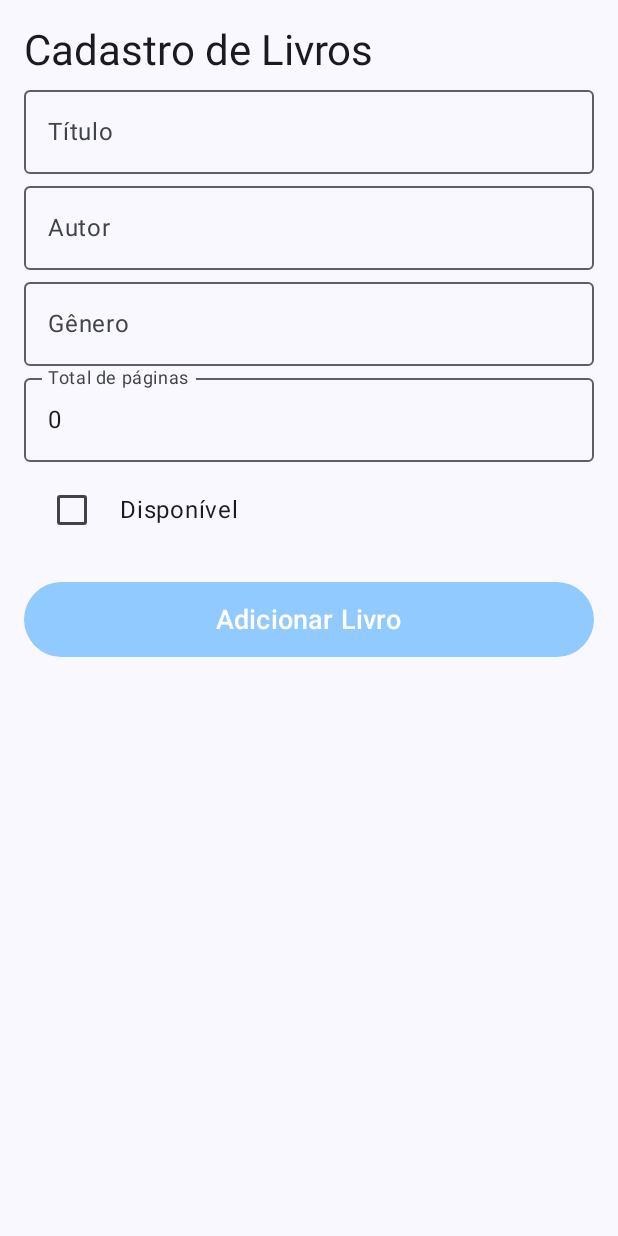
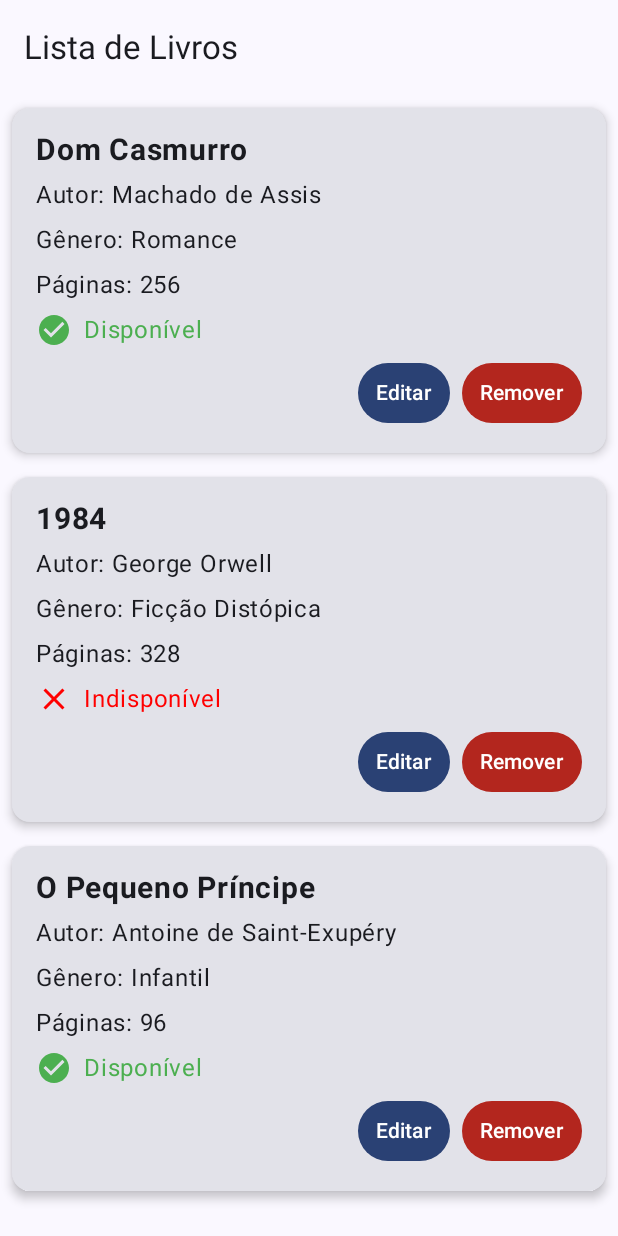
Before and after one commit to Yelcde/BookBack, an Android app built with Jetpack Compose: the screen it shows after launch (MainActivity), on a phone screen of 412 x 824 dp. Run offline under Robolectric (Android 15) with nearby library versions, the phone set to English and light mode, and no system bars.

Commit message:
Adicionando tela de listagem de livros

```diff
--- /dev/null
+++ b/app/src/main/java/br/edu/ifpb/pdm/booback/DB.kt
@@ -0,0 +1,69 @@
+package br.edu.ifpb.pdm.booback
+
+import br.edu.ifpb.pdm.booback.models.Book
+import java.util.UUID
+
+class DB private constructor() {
+    companion object {
+        private val books = mutableListOf<Book>()
+
+        init {
+            books.add(
+                Book(
+                    id = UUID.randomUUID(),
+                    title = "Dom Casmurro",
+                    author = "Machado de Assis",
+                    gender = "Romance",
+                    pages = 256,
+                    isAvailable = true
+                )
+            )
+            books.add(
+                Book(
+                    id = UUID.randomUUID(),
+                    title = "1984",
+                    author = "George Orwell",
+                    gender = "Ficção Distópica",
+                    pages = 328,
+                    isAvailable = false
+                )
+            )
+            books.add(
+                Book(
+                    id = UUID.randomUUID(),
+                    title = "O Pequeno Príncipe",
+                    author = "Antoine de Saint-Exupéry",
+                    gender = "Infantil",
+                    pages = 96,
+                    isAvailable = true
+                )
+            )
+        }
+
+        fun addBook(book: Book) {
+            books.add(book)
+        }
+
+        fun getBooks(): List<Book> {
+            return books.toList()
+        }
+
+        fun findBookById(id: UUID): Book? {
+            return books.find { it.getId() == id }
+        }
+
+        fun updateBook(id: UUID, newBook: Book): Boolean {
+            val index = books.indexOfFirst { it.getId() == id }
+            return if (index != -1) {
+                books[index] = newBook.copy(id = id)
+                true
+            } else {
+                false
+            }
+        }
+
+        fun removeBook(id: UUID): Boolean {
+            return books.removeIf { it.getId() == id }
+        }
+    }
+}
--- a/app/src/main/java/br/edu/ifpb/pdm/booback/ui/screens/MainScreen.kt
+++ b/app/src/main/java/br/edu/ifpb/pdm/booback/ui/screens/MainScreen.kt
@@ -1,9 +1,135 @@
 package br.edu.ifpb.pdm.booback.ui.screens
 
+import android.content.Context
+import android.widget.Toast
+import androidx.compose.foundation.layout.Arrangement
+import androidx.compose.foundation.layout.Column
+import androidx.compose.foundation.layout.Row
+import androidx.compose.foundation.layout.Spacer
+import androidx.compose.foundation.layout.fillMaxSize
+import androidx.compose.foundation.layout.fillMaxWidth
+import androidx.compose.foundation.layout.padding
+import androidx.compose.foundation.layout.width
+import androidx.compose.foundation.lazy.LazyColumn
+import androidx.compose.foundation.lazy.items
+import androidx.compose.material.icons.Icons
+import androidx.compose.material.icons.filled.CheckCircle
+import androidx.compose.material.icons.filled.Clear
+import androidx.compose.material3.ButtonDefaults
+import androidx.compose.material3.Card
+import androidx.compose.material3.CardDefaults
+import androidx.compose.material3.ExperimentalMaterial3Api
+import androidx.compose.material3.Icon
+import androidx.compose.material3.MaterialTheme
+import androidx.compose.material3.Scaffold
+import androidx.compose.material3.Text
+import androidx.compose.material3.TextButton
+import androidx.compose.material3.TopAppBar
 import androidx.compose.runtime.Composable
-import br.edu.ifpb.pdm.booback.composables.BookForm
+import androidx.compose.runtime.getValue
+import androidx.compose.runtime.mutableStateOf
+import androidx.compose.runtime.remember
+import androidx.compose.runtime.setValue
+import androidx.compose.ui.Alignment
+import androidx.compose.ui.Modifier
+import androidx.compose.ui.graphics.Color
+import androidx.compose.ui.platform.LocalContext
+import androidx.compose.ui.text.font.FontWeight
+import androidx.compose.ui.unit.dp
+import androidx.compose.ui.unit.sp
+import br.edu.ifpb.pdm.booback.DB
+import br.edu.ifpb.pdm.booback.models.Book
+
+@OptIn(ExperimentalMaterial3Api::class)
+@Composable
+fun MainScreen() {
+    val context = LocalContext.current
+    var books by remember { mutableStateOf(DB.getBooks()) }
+
+    Scaffold(
+        topBar = {
+            TopAppBar(title = { Text("Lista de Livros") })
+        }
+    ) { paddingValues ->
+        Column(modifier = Modifier.padding(paddingValues)) {
+            LazyColumn(modifier = Modifier.fillMaxSize()) {
+                items(books) { book ->
+                    BookItem(
+                        book = book,
+                        onDelete = {
+                            DB.removeBook(book.getId())
+                            books = DB.getBooks()
+                            showToast(context, "Livro removido")
+                        },
+                        onEdit = { }
+                    )
+                }
+            }
+        }
+    }
+}
 
 @Composable
-fun MainScreen() {
-    BookForm()
+fun BookItem(book: Book, onDelete: () -> Unit, onEdit: () -> Unit) {
+    Card(
+        modifier = Modifier
+            .fillMaxWidth()
+            .padding(8.dp),
+        elevation = CardDefaults.cardElevation(defaultElevation = 4.dp)
+    ) {
+        Column(
+            modifier = Modifier.padding(16.dp),
+            verticalArrangement = Arrangement.spacedBy(6.dp)
+        ) {
+            Text(text = book.getTitle(), fontSize = 20.sp, fontWeight = FontWeight.Bold)
+            Text(text = "Autor: ${book.getAuthor()}")
+            Text(text = "Gênero: ${book.getGender()}")
+            Text(text = "Páginas: ${book.getPages()}")
+
+            Row(verticalAlignment = Alignment.CenterVertically) {
+                if (book.getIsAvailable()) {
+                    Icon(
+                        imageVector = Icons.Default.CheckCircle,
+                        contentDescription = "Disponível",
+                        tint = Color(0xFF4CAF50)
+                    )
+                    Spacer(modifier = Modifier.width(8.dp))
+                    Text(text = "Disponível", color = Color(0xFF4CAF50))
+                } else {
+                    Icon(
+                        imageVector = Icons.Default.Clear,
+                        contentDescription = "Indisponível",
+                        tint = Color.Red
+                    )
+                    Spacer(modifier = Modifier.width(8.dp))
+                    Text(text = "Indisponível", color = Color.Red)
+                }
+            }
+
+            Row(
+                modifier = Modifier.fillMaxWidth(),
+                horizontalArrangement = Arrangement.End,
+            ) {
+                TextButton(
+                    onClick = onEdit,
+                    colors = ButtonDefaults.buttonColors(containerColor = MaterialTheme.colorScheme.primary)
+                ) {
+                    Text("Editar")
+                }
+
+                Spacer(modifier = Modifier.width(8.dp))
+
+                TextButton(
+                    onClick = onDelete,
+                    colors = ButtonDefaults.buttonColors(containerColor = MaterialTheme.colorScheme.error)
+                ) {
+                    Text("Remover")
+                }
+            }
+        }
+    }
 }
+
+fun showToast(context: Context, message: String) {
+    Toast.makeText(context, message, Toast.LENGTH_SHORT).show()
+}
```
Also changed, not shown: app/src/main/java/br/edu/ifpb/pdm/booback/MainActivity.kt (+10 -1 lines), app/src/main/java/br/edu/ifpb/pdm/booback/models/Book.kt (+18 -0 lines), app/src/main/java/br/edu/ifpb/pdm/booback/ui/screens/RegisterBookScreen.kt (renamed from app/src/main/java/br/edu/ifpb/pdm/booback/composables/BookForm.kt, +15 -7 lines).
